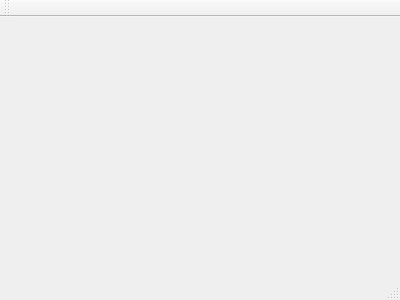
Before: the Qt Designer form mainwindow.ui in senhaisenhai/qtgui, drawn with Qt 5.
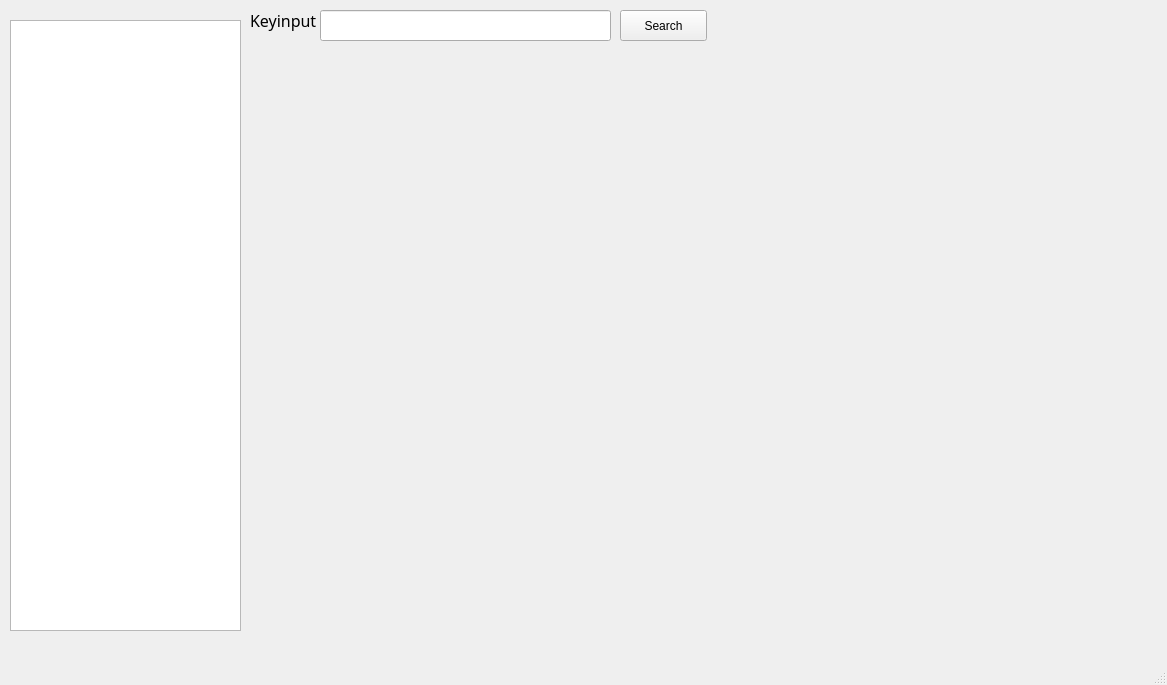
After: the same form once the commit is applied.

What changed in the file:
```diff
--- a/mainwindow.ui
+++ b/mainwindow.ui
@@ -1,24 +1,84 @@
 <ui version="4.0">
  <class>MainWindow</class>
- <widget class="QMainWindow" name="MainWindow" >
-  <property name="geometry" >
+ <widget class="QMainWindow" name="MainWindow">
+  <property name="geometry">
    <rect>
     <x>0</x>
     <y>0</y>
-    <width>400</width>
-    <height>300</height>
+    <width>1167</width>
+    <height>685</height>
    </rect>
   </property>
   <property name="windowTitle" >
    <string>MainWindow</string>
   </property>
-  <widget class="QMenuBar" name="menuBar" />
-  <widget class="QToolBar" name="mainToolBar" />
-  <widget class="QWidget" name="centralWidget" />
-  <widget class="QStatusBar" name="statusBar" />
+  <widget class="QWidget" name="centralWidget">
+   <widget class="QListWidget" name="listWidget">
+    <property name="geometry">
+     <rect>
+      <x>10</x>
+      <y>20</y>
+      <width>231</width>
+      <height>611</height>
+     </rect>
+    </property>
+   </widget>
+   <widget class="QLabel" name="label">
+    <property name="geometry">
+     <rect>
+      <x>250</x>
+      <y>10</y>
+      <width>71</width>
+      <height>21</height>
+     </rect>
+    </property>
+    <property name="font">
+     <font>
+      <family>Abyssinica SIL</family>
+      <pointsize>12</pointsize>
+     </font>
+    </property>
+    <property name="text">
+     <string>Keyinput</string>
+    </property>
+   </widget>
+   <widget class="QLineEdit" name="lineEdit">
+    <property name="geometry">
+     <rect>
+      <x>320</x>
+      <y>10</y>
+      <width>291</width>
+      <height>31</height>
+     </rect>
+    </property>
+   </widget>
+   <widget class="QPushButton" name="pushButton">
+    <property name="geometry">
+     <rect>
+      <x>620</x>
+      <y>10</y>
+      <width>87</width>
+      <height>31</height>
+     </rect>
+    </property>
+    <property name="text">
+     <string>Search</string>
+    </property>
+   </widget>
+  </widget>
+  <widget class="QMenuBar" name="menuBar">
+   <property name="geometry">
+    <rect>
+     <x>0</x>
+     <y>0</y>
+     <width>1167</width>
+     <height>25</height>
+    </rect>
+   </property>
+  </widget>
+  <widget class="QStatusBar" name="statusBar"/>
  </widget>
- <layoutDefault spacing="6" margin="11" />
- <pixmapfunction></pixmapfunction>
+ <layoutdefault spacing="6" margin="11"/>
  <resources/>
  <connections/>
 </ui>
```
Left out of the diff: 3 changed lines with no effect on the pictures.
